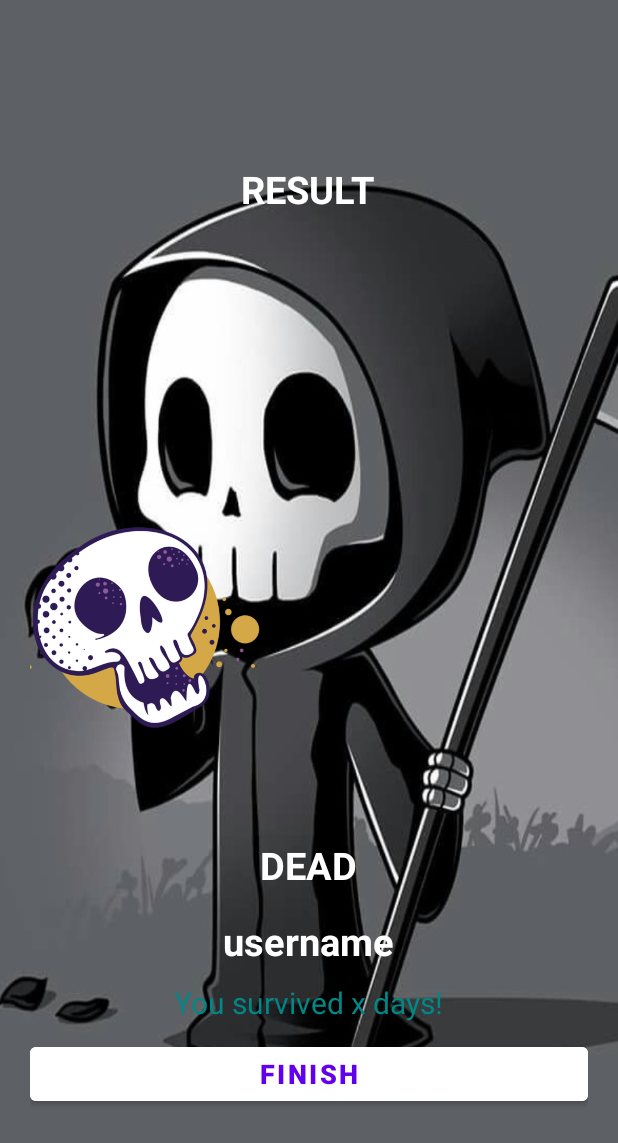
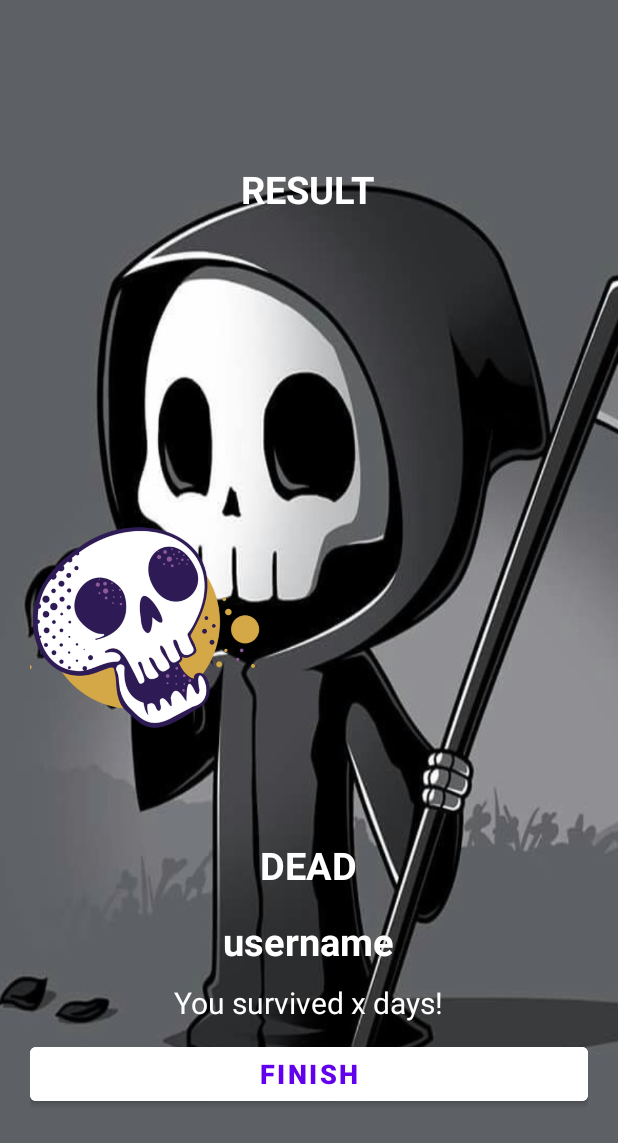
Before and after one commit to Zeadrasil/UMADBro, an Android app: the layout activity_result.xml on its own in the app's theme, with its tools: preview values and no code run, on a phone screen of 412 x 824 dp. Shown: the top 1143 px of the screen. Run offline under Robolectric (Android 15) with nearby library versions, the phone set to English and light mode, and no system bars.

Commit message:
changed text on the result form to be more visible

```diff
--- a/FlagQuiz/app/src/main/res/layout/activity_result.xml
+++ b/FlagQuiz/app/src/main/res/layout/activity_result.xml
@@ -55,7 +55,7 @@
         android:layout_width="wrap_content"
         android:layout_height="wrap_content"
         android:layout_marginTop="10dp"
-        android:textColor="@color/design_default_color_secondary_variant"
+        android:textColor="@color/white"
         android:textSize="20sp"
         tools:text="You survived x days!" />
 
```
